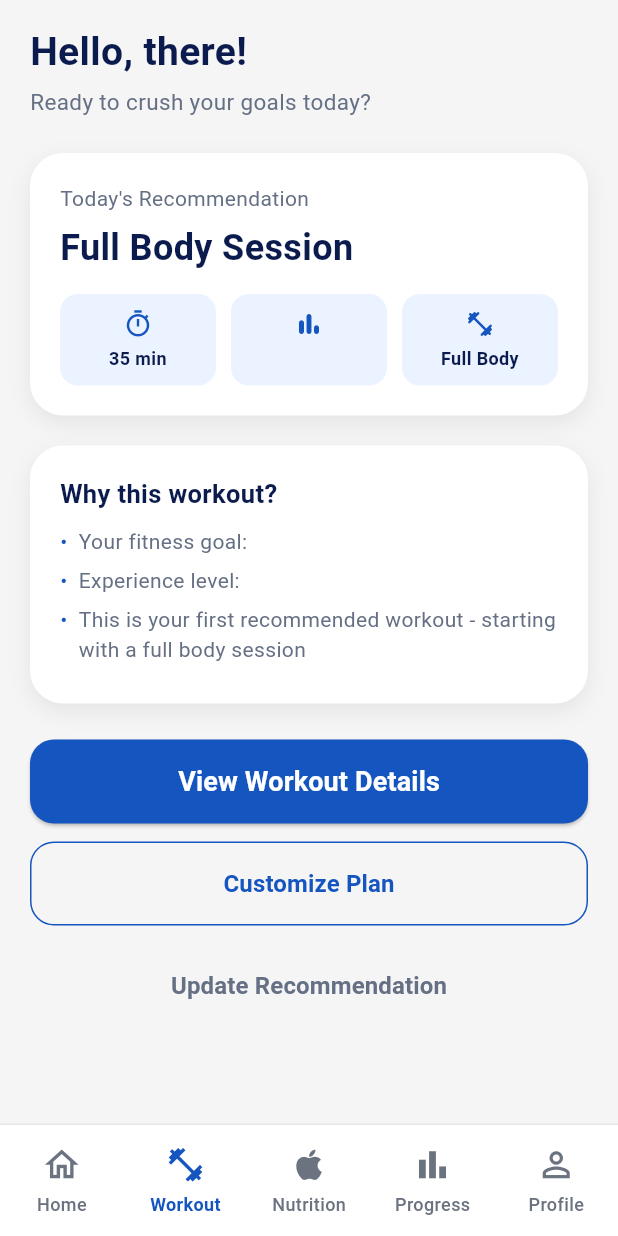
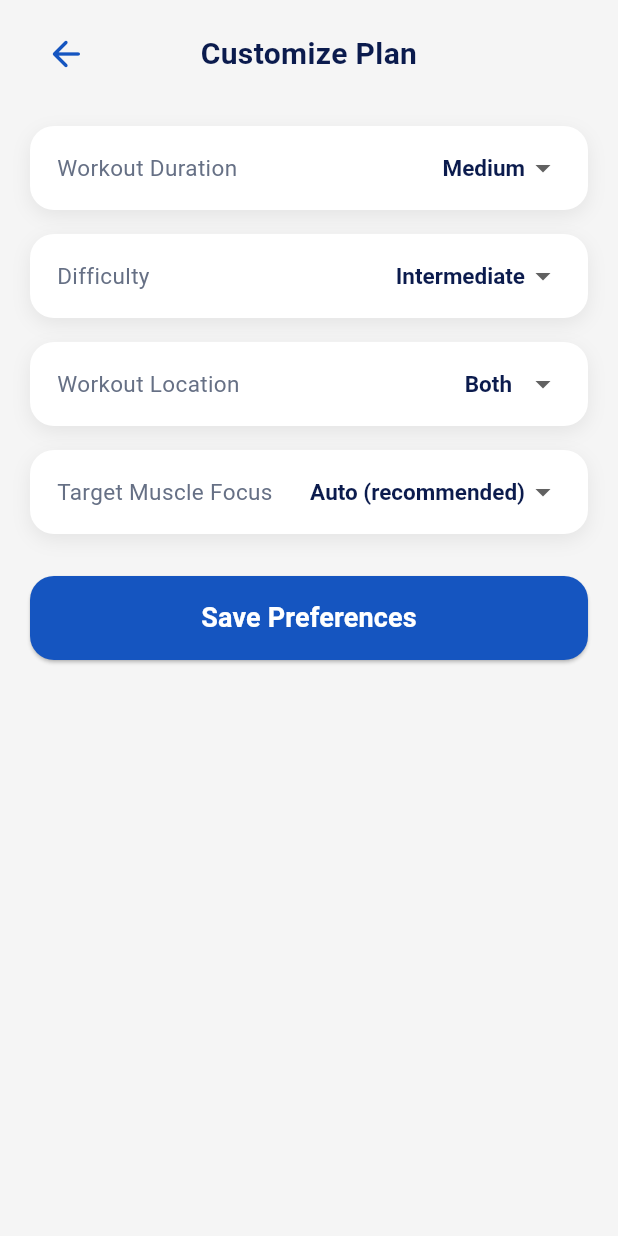
Before and after one commit to ajeetkr05/fitza, a Flutter app: the AppShell screen opened directly, item 2 of the bottom bar chosen, after a tap on "Customize Plan", on a phone screen of 412 x 824 dp. Run offline on Flutter 3.47's test engine with Material 3 defaults, Android fonts, the phone set to English and light mode, and no system bars; our stand-ins replace cloud_firestore, firebase_auth, firebase_core; accounts and stored records are empty.

Commit message:
Added customization feature

```diff
--- /dev/null
+++ b/lib/models/workout/plan_customization.dart
@@ -0,0 +1,32 @@
+/// Session-level overrides applied on top of a UserProfile when generating
+/// a recommendation - e.g. from the Customize Plan screen. These are NOT
+/// persisted to the user's profile; they only affect today's plan.
+///
+/// All fields are optional. Null means "use the profile's normal value".
+class PlanCustomization {
+  final String? difficulty; // overrides profile.fitnessExperience
+  final String? workoutPreference; // overrides profile.workoutPreference
+  final String? targetMuscleGroup; // overrides the auto-picked rotation
+  final int? exerciseCount; // overrides the default 6-exercise session
+
+  const PlanCustomization({
+    this.difficulty,
+    this.workoutPreference,
+    this.targetMuscleGroup,
+    this.exerciseCount,
+  });
+
+  PlanCustomization copyWith({
+    String? difficulty,
+    String? workoutPreference,
+    String? targetMuscleGroup,
+    int? exerciseCount,
+  }) {
+    return PlanCustomization(
+      difficulty: difficulty ?? this.difficulty,
+      workoutPreference: workoutPreference ?? this.workoutPreference,
+      targetMuscleGroup: targetMuscleGroup ?? this.targetMuscleGroup,
+      exerciseCount: exerciseCount ?? this.exerciseCount,
+    );
+  }
+}
--- a/lib/screens/app_shell.dart
+++ b/lib/screens/app_shell.dart
@@ -5,6 +5,8 @@ import 'home/home_screen.dart';
 import 'profile/profile_screen.dart';
 import 'progress/progress_dashboard_screen.dart';
 import 'workout/workout_home_screen.dart';
+import '../models/workout/plan_customization.dart';
+
 
 class AppShell extends StatefulWidget {
   const AppShell({super.key});
@@ -15,12 +17,20 @@ class AppShell extends StatefulWidget {
 
 class _AppShellState extends State<AppShell> {
   int _selectedIndex = 0;
+  PlanCustomization? _workoutCustomization;
 
   void _changeTab(int index) {
     setState(() {
       _selectedIndex = index;
+
+
     });
   }
+
+  void _updateWorkoutCustomization(PlanCustomization? customization) {
+  setState(() => _workoutCustomization = customization);
+  }
+
 
   @override
   Widget build(BuildContext context) {
@@ -32,6 +42,8 @@ class _AppShellState extends State<AppShell> {
       WorkoutHomeScreen(
         selectedIndex: _selectedIndex,
         onTabChanged: _changeTab,
+        customization: _workoutCustomization,
+        onCustomizationChanged: _updateWorkoutCustomization,
       ),
       _placeholderScreen('Nutrition'),
       ProgressDashboardScreen(
--- /dev/null
+++ b/lib/screens/workout/customize_plan_screen.dart
@@ -0,0 +1,186 @@
+import 'package:flutter/material.dart';
+
+import '../../models/workout/plan_customization.dart';
+
+/// "Customize Plan" (screen 7). Pushed from WorkoutHomeScreen's
+/// "Customize Plan" button. Returns a PlanCustomization via Navigator.pop
+/// when the user saves - WorkoutHomeScreen applies it to regenerate
+/// today's recommendation. Nothing here is persisted to UserProfile;
+/// it's session-only, matching the wireframe's "apply changes to today's
+/// plan" framing (not permanent profile settings).
+class CustomizePlanScreen extends StatefulWidget {
+  final PlanCustomization? initialCustomization;
+
+  const CustomizePlanScreen({super.key, this.initialCustomization});
+
+  @override
+  State<CustomizePlanScreen> createState() => _CustomizePlanScreenState();
+}
+
+class _CustomizePlanScreenState extends State<CustomizePlanScreen> {
+  static const Color primaryBlue = Color(0xFF1555C0);
+  static const Color darkText = Color(0xFF0B1B4D);
+  static const Color greyText = Color(0xFF667085);
+
+  static const _durationOptions = {'Short': 4, 'Medium': 6, 'Long': 8};
+  static const _difficultyOptions = ['Beginner', 'Intermediate', 'Advanced'];
+  static const _locationOptions = ['Gym', 'Home', 'Both'];
+  static const _muscleFocusOptions = [
+    'Auto (recommended)',
+    'Full Body',
+    'Chest',
+    'Back',
+    'Legs',
+    'Shoulders',
+    'Core',
+    'Arms',
+  ];
+
+  late String _selectedDurationLabel;
+  late String _selectedDifficulty;
+  late String _selectedLocation;
+  late String _selectedMuscleFocus;
+
+  @override
+  void initState() {
+    super.initState();
+    final initial = widget.initialCustomization;
+
+    _selectedDurationLabel = _durationOptions.entries
+        .firstWhere(
+          (entry) => entry.value == initial?.exerciseCount,
+          orElse: () => const MapEntry('Medium', 6),
+        )
+        .key;
+    _selectedDifficulty = initial?.difficulty ?? 'Intermediate';
+    _selectedLocation = initial?.workoutPreference ?? 'Both';
+    _selectedMuscleFocus = initial?.targetMuscleGroup ?? 'Auto (recommended)';
+  }
+
+  void _savePreferences() {
+    final customization = PlanCustomization(
+      exerciseCount: _durationOptions[_selectedDurationLabel],
+      difficulty: _selectedDifficulty,
+      workoutPreference: _selectedLocation,
+      targetMuscleGroup:
+          _selectedMuscleFocus == 'Auto (recommended)' ? null : _selectedMuscleFocus,
+    );
+    Navigator.pop(context, customization);
+  }
+
+  @override
+  Widget build(BuildContext context) {
+    return Scaffold(
+      backgroundColor: const Color(0xFFF5F5F5),
+      body: SafeArea(
+        child: SingleChildScrollView(
+          padding: const EdgeInsets.fromLTRB(20, 12, 20, 24),
+          child: Column(
+            crossAxisAlignment: CrossAxisAlignment.start,
+            children: [
+              _header(context),
+              const SizedBox(height: 24),
+              _dropdownCard(
+                label: 'Workout Duration',
+                value: _selectedDurationLabel,
+                options: _durationOptions.keys.toList(),
+                onChanged: (value) => setState(() => _selectedDurationLabel = value),
+              ),
+              const SizedBox(height: 16),
+              _dropdownCard(
+                label: 'Difficulty',
+                value: _selectedDifficulty,
+                options: _difficultyOptions,
+                onChanged: (value) => setState(() => _selectedDifficulty = value),
+              ),
+              const SizedBox(height: 16),
+              _dropdownCard(
+                label: 'Workout Location',
+                value: _selectedLocation,
+                options: _locationOptions,
+                onChanged: (value) => setState(() => _selectedLocation = value),
+              ),
+              const SizedBox(height: 16),
+              _dropdownCard(
+                label: 'Target Muscle Focus',
+                value: _selectedMuscleFocus,
+                options: _muscleFocusOptions,
+                onChanged: (value) => setState(() => _selectedMuscleFocus = value),
+              ),
+              const SizedBox(height: 28),
+              SizedBox(
+                width: double.infinity,
+                height: 56,
+                child: ElevatedButton(
+                  onPressed: _savePreferences,
+                  style: ElevatedButton.styleFrom(
+                    backgroundColor: primaryBlue,
+                    foregroundColor: Colors.white,
+                    shape: RoundedRectangleBorder(borderRadius: BorderRadius.circular(16)),
+                  ),
+                  child: const Text('Save Preferences', style: TextStyle(fontSize: 18, fontWeight: FontWeight.bold)),
+                ),
+              ),
+            ],
+          ),
+        ),
+      ),
+    );
+  }
+
+  Widget _header(BuildContext context) {
+    return Row(
+      children: [
+        IconButton(
+          onPressed: () => Navigator.pop(context),
+          icon: const Icon(Icons.arrow_back_rounded, color: primaryBlue, size: 28),
+        ),
+        const Expanded(
+          child: Text(
+            'Customize Plan',
+            textAlign: TextAlign.center,
+            style: TextStyle(color: darkText, fontSize: 20, fontWeight: FontWeight.bold),
+          ),
+        ),
+        const SizedBox(width: 48),
+      ],
+    );
+  }
+
+  Widget _dropdownCard({
+    required String label,
+    required String value,
+    required List<String> options,
+    required ValueChanged<String> onChanged,
+  }) {
+    return Container(
+      width: double.infinity,
+      padding: const EdgeInsets.symmetric(horizontal: 18, vertical: 4),
+      decoration: BoxDecoration(
+        color: Colors.white,
+        borderRadius: BorderRadius.circular(16),
+        boxShadow: const [
+          BoxShadow(color: Color(0x12000000), blurRadius: 10, offset: Offset(0, 4)),
+        ],
+      ),
+      child: Row(
+        children: [
+          Expanded(
+            child: Text(label, style: const TextStyle(color: greyText, fontSize: 15)),
+          ),
+          DropdownButton<String>(
+            value: value,
+            underline: const SizedBox(),
+            style: const TextStyle(color: darkText, fontSize: 15, fontWeight: FontWeight.w600),
+            items: options
+                .map((option) => DropdownMenuItem(value: option, child: Text(option)))
+                .toList(),
+            onChanged: (newValue) {
+              if (newValue != null) onChanged(newValue);
+            },
+          ),
+        ],
+      ),
+    );
+  }
+}
--- a/lib/screens/workout/workout_home_screen.dart
+++ b/lib/screens/workout/workout_home_screen.dart
@@ -6,32 +6,52 @@ import '../../services/profile/profile_firestore_service.dart';
 import '../../services/progress/workout_firestore_service.dart';
 import '../../services/workout/recommendation_service.dart';
 import '../../models/workout/daily_recommendation.dart';
+import '../../models/workout/plan_customization.dart';
 import '../../widgets/app_bottom_navigation.dart'; // adjust path if different
 import 'workout_details_screen.dart';
+import 'customize_plan_screen.dart';
 
 /// "Workout Home" + "Today's Recommendation" combined (screens 1 & 2 in the
 /// low-level wireflow). Slots into AppShell in place of
 /// `_placeholderScreen('Workout')`.
 ///
-/// NOTE ON NAV PROPS: mirrors HomeScreen / ProgressDashboardScreen's
-/// constructor shape (selectedIndex, onTabChanged) since those were the
-/// pattern observed in app_shell.dart. If those two screens actually take
-/// different prop names, adjust here to match - I haven't seen their
-/// constructors directly.
+/// STATE OWNERSHIP: `customization` is now owned by AppShell (the one
+/// stable parent that survives tab switches), not this widget. Previously
+/// this was a StatefulWidget holding its own customization state, but
+/// AppShell rebuilds a fresh `pages` list on every tab switch - meaning a
+/// self-owned state would silently reset every time the user switched
+/// tabs and came back. Passing it down as a prop (plus a callback to
+/// update it) fixes that.
 class WorkoutHomeScreen extends StatelessWidget {
   final int selectedIndex;
   final ValueChanged<int> onTabChanged;
+  final PlanCustomization? customization;
+  final ValueChanged<PlanCustomization?> onCustomizationChanged;
 
   const WorkoutHomeScreen({
     super.key,
     required this.selectedIndex,
     required this.onTabChanged,
+    required this.customization,
+    required this.onCustomizationChanged,
   });
 
-  // Matches the palette used in ExerciseDetailScreen for visual consistency.
   static const Color primaryBlue = Color(0xFF1555C0);
   static const Color darkText = Color(0xFF0B1B4D);
   static const Color greyText = Color(0xFF667085);
+
+  Future<void> _openCustomizePlan(BuildContext context) async {
+    final result = await Navigator.push<PlanCustomization>(
+      context,
+      MaterialPageRoute(
+        builder: (_) => CustomizePlanScreen(initialCustomization: customization),
+      ),
+    );
+
+    if (result != null) {
+      onCustomizationChanged(result);
+    }
+  }
 
   @override
   Widget build(BuildContext context) {
@@ -74,6 +94,7 @@ class WorkoutHomeScreen extends StatelessWidget {
                     RecommendationService().generateRecommendation(
                   profile: profile,
                   recentWorkouts: recentWorkouts,
+                  customization: customization,
                   // calorieSummary, availableEquipment, injuredMuscleGroups
                   // intentionally omitted - not built yet. Add them here
                   // once those features exist; no other change needed.
@@ -125,11 +146,41 @@ class WorkoutHomeScreen extends StatelessWidget {
             style: TextStyle(color: greyText, fontSize: 15),
           ),
           const SizedBox(height: 24),
+          if (customization != null) _customizedBanner(context),
+          if (customization != null) const SizedBox(height: 16),
           _recommendationCard(context, recommendation),
           const SizedBox(height: 20),
           _whyThisWorkoutCard(recommendation),
           const SizedBox(height: 24),
           _actionButtons(context, recommendation),
+        ],
+      ),
+    );
+  }
+
+  Widget _customizedBanner(BuildContext context) {
+    return Container(
+      width: double.infinity,
+      padding: const EdgeInsets.symmetric(horizontal: 16, vertical: 10),
+      decoration: BoxDecoration(
+        color: const Color(0xFFEAF3FF),
+        borderRadius: BorderRadius.circular(14),
+      ),
+      child: Row(
+        children: [
+          const Icon(Icons.tune_rounded, color: primaryBlue, size: 18),
+          const SizedBox(width: 8),
+          const Expanded(
+            child: Text(
+              "Today's plan reflects your custom preferences",
+              style: TextStyle(color: primaryBlue, fontSize: 13, fontWeight: FontWeight.w600),
+            ),
+          ),
+          TextButton(
+            onPressed: () => onCustomizationChanged(null),
+            style: TextButton.styleFrom(padding: EdgeInsets.zero, minimumSize: const Size(0, 0)),
+            child: const Text('Reset', style: TextStyle(color: primaryBlue, fontSize: 13)),
+          ),
         ],
       ),
     );
@@ -275,8 +326,7 @@ class WorkoutHomeScreen extends StatelessWidget {
           width: double.infinity,
           height: 56,
           child: OutlinedButton(
-            // TODO: wire to Customize Plan screen (flow B) once built.
-            onPressed: () {},
+            onPressed: () => _openCustomizePlan(context),
             style: OutlinedButton.styleFrom(
               foregroundColor: primaryBlue,
               side: const BorderSide(color: primaryBlue),
@@ -287,23 +337,6 @@ class WorkoutHomeScreen extends StatelessWidget {
             child: const Text(
               'Customize Plan',
               style: TextStyle(fontSize: 16, fontWeight: FontWeight.w600),
-            ),
-          ),
-        ),
-        const SizedBox(height: 12),
-        SizedBox(
-          width: double.infinity,
-          height: 56,
-          child: TextButton(
-            // TODO: wire to Update Recommendation screen (flow C) once built.
-            onPressed: () {},
-            child: const Text(
-              'Update Recommendation',
-              style: TextStyle(
-                fontSize: 16,
-                fontWeight: FontWeight.w600,
-                color: greyText,
-              ),
             ),
           ),
         ),
--- a/lib/services/workout/recommendation_service.dart
+++ b/lib/services/workout/recommendation_service.dart
@@ -2,6 +2,7 @@ import '../../models/workout/exercise.dart';
 import '../../models/workout/exercise_database.dart';
 import '../../models/workout/daily_recommendation.dart';
 import '../../models/workout/calorie_summary_placeholder.dart';
+import '../../models/workout/plan_customization.dart';
 import 'exercise_history_analyzer.dart';
 import 'package:fitza/models/profile/user_profile.dart';
 import 'package:fitza/models/progress/workout_entry.dart';
@@ -35,6 +36,11 @@ class RecommendationService {
   ///
   /// [availableEquipment] and [injuredMuscleGroups] are optional and unused
   /// until those features exist - passing null is safe and expected today.
+  ///
+  /// [customization] carries session-level overrides from the Customize
+  /// Plan screen (difficulty, workout location, muscle focus, exercise
+  /// count). These override the profile's normal values for THIS call only
+  /// - nothing is persisted back to UserProfile.
   DailyRecommendation generateRecommendation({
     required UserProfile profile,
     required List<WorkoutEntry> recentWorkouts,
@@ -42,22 +48,35 @@ class RecommendationService {
     List<String>? availableEquipment,
     List<String>? injuredMuscleGroups,
     List<Exercise>? exerciseLibrary,
+    PlanCustomization? customization,
   }) {
     final library = exerciseLibrary ?? kSeedExercises;
     final historyAnalyzer = ExerciseHistoryAnalyzer(library);
 
-    final targetMuscleGroup = _pickMuscleGroup(recentWorkouts, historyAnalyzer);
+    final effectiveDifficulty = customization?.difficulty ?? profile.fitnessExperience;
+    final effectiveWorkoutPreference =
+        customization?.workoutPreference ?? profile.workoutPreference;
+    final effectiveExerciseCount = customization?.exerciseCount ?? 6;
+
+    final targetMuscleGroup = customization?.targetMuscleGroup ??
+        _pickMuscleGroup(recentWorkouts, historyAnalyzer);
+
     final candidates = _filterExercises(
       library: library,
       muscleGroup: targetMuscleGroup,
-      profile: profile,
+      workoutPreference: effectiveWorkoutPreference,
       availableEquipment: availableEquipment,
       injuredMuscleGroups: injuredMuscleGroups,
     );
 
-    final selected = candidates.take(6).toList();
+    final selected = candidates.take(effectiveExerciseCount).toList();
     final prescriptions = selected
-        .map((exercise) => _prescribe(exercise, profile, calorieSummary))
+        .map((exercise) => _prescribe(
+              exercise,
+              goal: profile.goal,
+              experienceLevel: effectiveDifficulty,
+              calorieSummary: calorieSummary,
+            ))
         .toList();
 
     final regionLabel = _regionLabelForMuscleGroup(targetMuscleGroup);
@@ -67,12 +86,13 @@ class RecommendationService {
       title: '$regionLabel ${_titleSuffixForGoal(profile.goal)}',
       targetMuscles: targetMuscleGroup,
       durationMinutes: _estimateDuration(prescriptions),
-      difficulty: profile.fitnessExperience,
+      difficulty: effectiveDifficulty,
       exercises: prescriptions,
       reasonBullets: _buildReasonBullets(
         profile: profile,
         recentWorkouts: recentWorkouts,
         calorieSummary: calorieSummary,
+        wasCustomized: customization != null,
       ),
       generatedAt: DateTime.now(),
     );
@@ -138,16 +158,16 @@ class RecommendationService {
   List<Exercise> _filterExercises({
     required List<Exercise> library,
     required String muscleGroup,
-    required UserProfile profile,
+    required String workoutPreference,
     List<String>? availableEquipment,
     List<String>? injuredMuscleGroups,
   }) {
     final matches = library.where((exercise) {
       final muscleMatches = exercise.muscleGroup == muscleGroup ||
           muscleGroup == 'Full Body';
-      final locationMatches = profile.workoutPreference == 'Both' ||
+      final locationMatches = workoutPreference == 'Both' ||
           exercise.workoutType == 'Both' ||
-          exercise.workoutType == profile.workoutPreference;
+          exercise.workoutType == workoutPreference;
       final equipmentOk = exercise.isUsableWithEquipment(availableEquipment);
       final safe = exercise.isSafeFor(injuredMuscleGroups);
       return muscleMatches && locationMatches && equipmentOk && safe;
@@ -159,9 +179,9 @@ class RecommendationService {
     if (matches.length >= 4) return matches;
 
     return library.where((exercise) {
-      final locationMatches = profile.workoutPreference == 'Both' ||
+      final locationMatches = workoutPreference == 'Both' ||
           exercise.workoutType == 'Both' ||
-          exercise.workoutType == profile.workoutPreference;
+          exercise.workoutType == workoutPreference;
       return locationMatches &&
           exercise.isUsableWithEquipment(availableEquipment) &&
           exercise.isSafeFor(injuredMuscleGroups);
@@ -171,17 +191,18 @@ class RecommendationService {
   // ---- prescription (sets/reps/rest) ----
 
   ExercisePrescription _prescribe(
-    Exercise exercise,
-    UserProfile profile,
+    Exercise exercise, {
+    required String goal,
+    required String experienceLevel,
     CalorieSummary? calorieSummary,
-  ) {
+  }) {
     // Base sets/reps by goal - standard strength-training heuristics.
     var sets = 3;
     var repsMin = 8;
     var repsMax = 12;
     var restSeconds = 60;
 
-    switch (profile.goal) {
+    switch (goal) {
       case 'Build Strength':
         sets = 4;
         repsMin = 4;
@@ -215,9 +236,9 @@ class RecommendationService {
     }
 
     // Beginners: reduce volume slightly to build consistency without burnout.
-    if (profile.fitnessExperience == 'Beginner') {
+    if (experienceLevel == 'Beginner') {
       sets = (sets - 1).clamp(2, 5);
-    } else if (profile.fitnessExperience == 'Advanced') {
+    } else if (experienceLevel == 'Advanced') {
       sets = sets + 1;
     }
 
@@ -268,6 +289,7 @@ class RecommendationService {
     required UserProfile profile,
     required List<WorkoutEntry> recentWorkouts,
     CalorieSummary? calorieSummary,
+    bool wasCustomized = false,
   }) {
     final bullets = <String>[
       'Your fitness goal: ${profile.goal}',
@@ -289,6 +311,10 @@ class RecommendationService {
       );
     }
 
+    if (wasCustomized) {
+      bullets.add('This plan reflects your custom preferences for today');
+    }
+
     return bullets;
   }
 }
```
